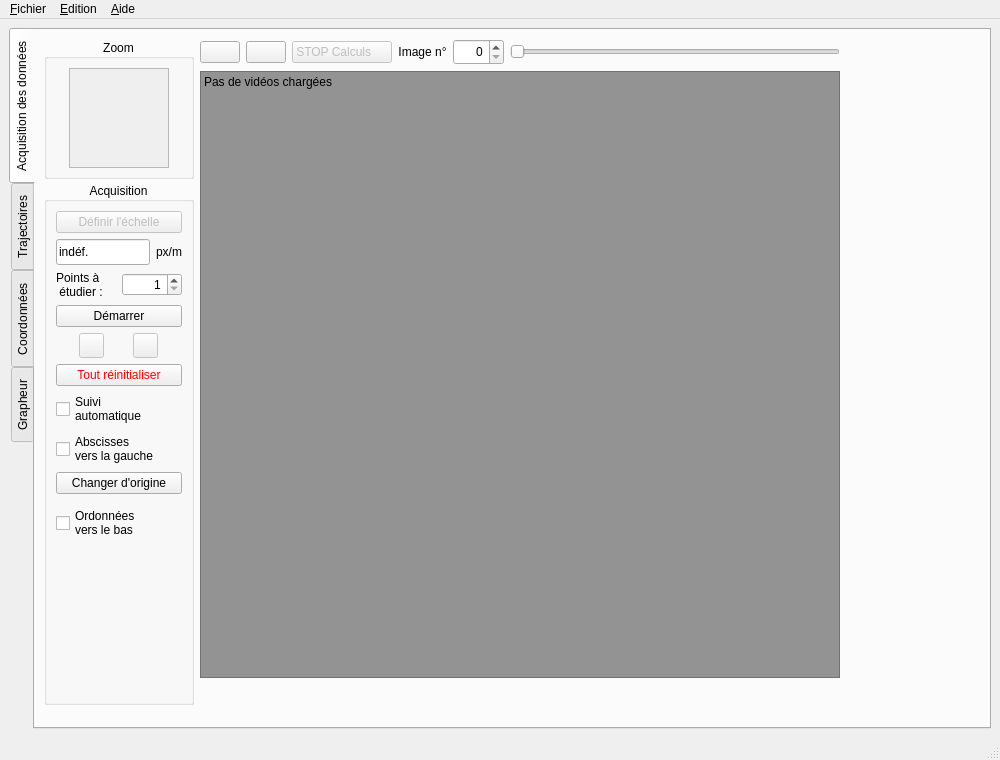
Before: the Qt Designer form src/pymecavideo_mini_layout.ui in rene-d/pymecavideo, drawn with Qt 5.
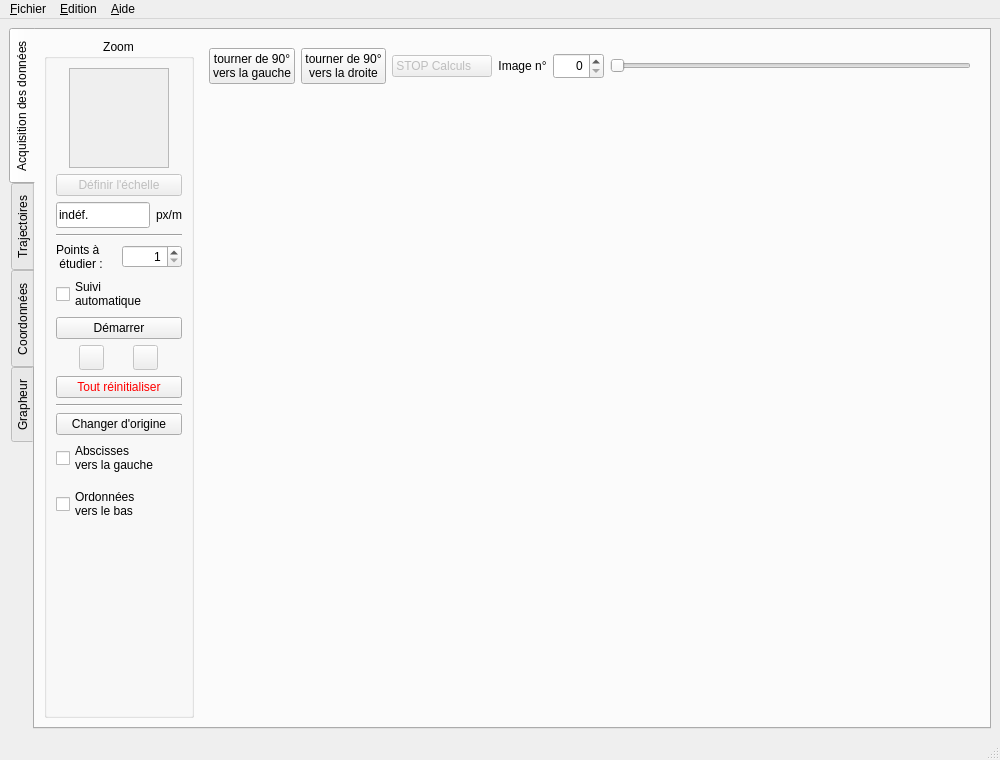
After: the same form once the commit is applied. The open tabs and pages were chosen to show the change. Icons and pictures are not drawn. Custom widgets are drawn as their Qt base class.

Commit message: mise en place d'un label gérant le redimensionnement

```diff
--- a/src/pymecavideo_mini_layout.ui
+++ b/src/pymecavideo_mini_layout.ui
@@ -37,7 +37,7 @@
    <string>PyMecaVideo, analyse mécanique des vidéos</string>
   </property>
   <property name="windowIcon">
-   <iconset>
+   <iconset resource="icon.qrc">
     <normaloff>:/pymecavideo.png</normaloff>:/pymecavideo.png</iconset>
   </property>
   <property name="tabShape">
@@ -46,7 +46,7 @@
   <property name="dockOptions">
    <set>QMainWindow::AllowTabbedDocks|QMainWindow::AnimatedDocks</set>
   </property>
-  <widget class="centralwidgetratio" name="centralwidget">
+  <widget class="QWidget" name="centralwidget">
    <property name="sizePolicy">
     <sizepolicy hsizetype="Minimum" vsizetype="Minimum">
      <horstretch>0</horstretch>
@@ -74,8 +74,8 @@
     <bool>false</bool>
    </property>
    <layout class="QGridLayout" name="gridLayout_2">
-    <item row="0" column="1">
-     <widget class="widgetratio" name="tabWidget">
+    <item row="0" column="0">
+     <widget class="QTabWidget" name="tabWidget">
       <property name="sizePolicy">
        <sizepolicy hsizetype="Expanding" vsizetype="Expanding">
         <horstretch>0</horstretch>
@@ -89,7 +89,7 @@
        <enum>QTabWidget::West</enum>
       </property>
       <property name="currentIndex">
-       <number>1</number>
+       <number>0</number>
       </property>
       <widget class="QWidget" name="tab_acq">
        <property name="sizePolicy">
@@ -101,20 +101,7 @@
        <attribute name="title">
         <string>Acquisition des données</string>
        </attribute>
-       <layout class="QHBoxLayout" name="horizontalLayout_7">
-        <item>
          <layout class="QHBoxLayout" name="horizontalLayout_6">
-          <property name="sizeConstraint">
-           <enum>QLayout::SetDefaultConstraint</enum>
-          </property>
-          <item>
-           <layout class="QVBoxLayout" name="verticalLayout_7" stretch="0,0,0">
-            <property name="spacing">
-             <number>0</number>
-            </property>
-            <property name="sizeConstraint">
-             <enum>QLayout::SetDefaultConstraint</enum>
-            </property>
             <item>
              <widget class="QGroupBox" name="groupBox_3">
               <property name="enabled">
@@ -129,17 +116,32 @@
               <property name="maximumSize">
                <size>
                 <width>150</width>
-                <height>140</height>
+            <height>16777215</height>
                </size>
               </property>
               <property name="title">
                <string>Zoom</string>
               </property>
               <property name="alignment">
-               <set>Qt::AlignCenter</set>
-              </property>
-              <layout class="QGridLayout" name="gridLayout_3">
-               <item row="0" column="0">
+           <set>Qt::AlignHCenter|Qt::AlignTop</set>
+          </property>
+          <layout class="QVBoxLayout" name="verticalLayout_7">
+           <item>
+            <layout class="QHBoxLayout" name="horizontalLayout_7">
+             <item>
+              <spacer name="horizontalSpacer">
+               <property name="orientation">
+                <enum>Qt::Horizontal</enum>
+               </property>
+               <property name="sizeHint" stdset="0">
+                <size>
+                 <width>13</width>
+                 <height>20</height>
+                </size>
+               </property>
+              </spacer>
+             </item>
+             <item>
                 <widget class="QLabel" name="label_zoom">
                  <property name="enabled">
                   <bool>true</bool>
@@ -175,45 +177,25 @@
                   <string/>
                  </property>
                  <property name="alignment">
-                  <set>Qt::AlignCenter</set>
+                <set>Qt::AlignHCenter|Qt::AlignTop</set>
                  </property>
                 </widget>
                </item>
-              </layout>
-             </widget>
-            </item>
-            <item>
-             <widget class="QGroupBox" name="groupBox">
-              <property name="enabled">
-               <bool>true</bool>
-              </property>
-              <property name="sizePolicy">
-               <sizepolicy hsizetype="Minimum" vsizetype="MinimumExpanding">
-                <horstretch>0</horstretch>
-                <verstretch>0</verstretch>
-               </sizepolicy>
-              </property>
-              <property name="minimumSize">
-               <size>
-                <width>150</width>
-                <height>523</height>
-               </size>
-              </property>
-              <property name="maximumSize">
-               <size>
-                <width>150</width>
-                <height>516</height>
-               </size>
-              </property>
-              <property name="title">
-               <string>Acquisition</string>
-              </property>
-              <property name="alignment">
-               <set>Qt::AlignCenter</set>
-              </property>
-              <layout class="QVBoxLayout" name="verticalLayout_10">
-               <item>
-                <layout class="QVBoxLayout" name="verticalLayout_8">
+             <item>
+              <spacer name="horizontalSpacer_3">
+               <property name="orientation">
+                <enum>Qt::Horizontal</enum>
+               </property>
+               <property name="sizeHint" stdset="0">
+                <size>
+                 <width>13</width>
+                 <height>20</height>
+                </size>
+               </property>
+              </spacer>
+             </item>
+            </layout>
+           </item>
                  <item>
                   <widget class="QPushButton" name="Bouton_Echelle">
                    <property name="enabled">
@@ -254,6 +236,13 @@
                    </item>
                   </layout>
                  </item>
+           <item>
+            <widget class="Line" name="line_4">
+             <property name="orientation">
+              <enum>Qt::Horizontal</enum>
+             </property>
+            </widget>
+           </item>
                  <item>
                   <layout class="QHBoxLayout" name="horizontalLayout_3">
                    <item>
@@ -279,6 +268,14 @@
                    </item>
                   </layout>
                  </item>
+           <item>
+            <widget class="QCheckBox" name="checkBox_auto">
+             <property name="text">
+              <string>Suivi
+automatique</string>
+             </property>
+            </widget>
+           </item>
                  <item>
                   <widget class="QPushButton" name="Bouton_lance_capture">
                    <property name="text">
@@ -424,18 +421,9 @@
                   </widget>
                  </item>
                  <item>
-                  <widget class="QCheckBox" name="checkBox_auto">
-                   <property name="text">
-                    <string>Suivi
-automatique</string>
-                   </property>
-                  </widget>
-                 </item>
-                 <item>
-                  <widget class="QCheckBox" name="checkBox_abscisses">
-                   <property name="text">
-                    <string>Abscisses 
-vers la gauche</string>
+            <widget class="Line" name="line_5">
+             <property name="orientation">
+              <enum>Qt::Horizontal</enum>
                    </property>
                   </widget>
                  </item>
@@ -452,6 +440,14 @@
                    </property>
                   </widget>
                  </item>
+           <item>
+            <widget class="QCheckBox" name="checkBox_abscisses">
+             <property name="text">
+              <string>Abscisses 
+vers la gauche</string>
+             </property>
+            </widget>
+           </item>
                  <item>
                   <widget class="QCheckBox" name="checkBox_ordonnees">
                    <property name="minimumSize">
@@ -486,66 +482,26 @@
                   </spacer>
                  </item>
                 </layout>
-               </item>
-              </layout>
              </widget>
             </item>
             <item>
-             <spacer name="verticalSpacer_6">
-              <property name="orientation">
-               <enum>Qt::Vertical</enum>
-              </property>
-              <property name="sizeHint" stdset="0">
-               <size>
-                <width>20</width>
-                <height>40</height>
-               </size>
-              </property>
-             </spacer>
-            </item>
-           </layout>
-          </item>
+         <layout class="QVBoxLayout" name="verticalLayout_6">
           <item>
-           <layout class="QVBoxLayout" name="verticalLayout_6" stretch="0,1,0">
-            <item>
+           <widget class="QWidget" name="topWidget1" native="true">
              <layout class="QHBoxLayout" name="horizontalLayout">
               <item>
                <widget class="QPushButton" name="pushButton_rot_gauche">
-                <property name="focusPolicy">
-                 <enum>Qt::NoFocus</enum>
-                </property>
-                <property name="toolTip">
-                 <string>Tourner l'image de 90° vers la gauche</string>
-                </property>
-                <property name="icon">
-                 <iconset resource="icon.qrc">
-                  <normaloff>:/icons/rotate-ccw.svg</normaloff>:/icons/rotate-ccw.svg</iconset>
-                </property>
-                <property name="iconSize">
-                 <size>
-                  <width>24</width>
-                  <height>24</height>
-                 </size>
+               <property name="text">
+                <string>tourner de 90°
+vers la gauche</string>
                 </property>
                </widget>
               </item>
               <item>
                <widget class="QPushButton" name="pushButton_rot_droite">
-                <property name="focusPolicy">
-                 <enum>Qt::NoFocus</enum>
-                </property>
-                <property name="toolTip">
-                 <string>Tourner l'image de 90° vers la droite</string>
-                </property>
-                <property name="icon">
-                 <iconset resource="icon.qrc">
-                  <normaloff>:/icons/rotate-cw.svg</normaloff>:/icons/rotate-cw.svg</iconset>
-                </property>
-                <property name="iconSize">
-                 <size>
-                  <width>24</width>
-                  <height>24</height>
-                 </size>
+               <property name="text">
+                <string>tourner de 90°
+vers la droite</string>
                 </property>
                </widget>
               </item>
@@ -596,14 +552,12 @@
                </widget>
               </item>
              </layout>
+           </widget>
             </item>
             <item>
-             <widget class="QLabel" name="label">
-              <property name="enabled">
-               <bool>true</bool>
-              </property>
+           <widget class="QWidget" name="containerWidget1" native="true">
               <property name="sizePolicy">
-               <sizepolicy hsizetype="Maximum" vsizetype="Maximum">
+             <sizepolicy hsizetype="MinimumExpanding" vsizetype="MinimumExpanding">
                 <horstretch>1</horstretch>
                 <verstretch>1</verstretch>
                </sizepolicy>
@@ -614,128 +568,9 @@
                 <height>480</height>
                </size>
               </property>
-              <property name="maximumSize">
-               <size>
-                <width>16000000</width>
-                <height>16000000</height>
-               </size>
-              </property>
-              <property name="palette">
-               <palette>
-                <active>
-                 <colorrole role="Base">
-                  <brush brushstyle="SolidPattern">
-                   <color alpha="255">
-                    <red>255</red>
-                    <green>255</green>
-                    <blue>255</blue>
-                   </color>
-                  </brush>
-                 </colorrole>
-                 <colorrole role="Window">
-                  <brush brushstyle="SolidPattern">
-                   <color alpha="255">
-                    <red>147</red>
-                    <green>147</green>
-                    <blue>147</blue>
-                   </color>
-                  </brush>
-                 </colorrole>
-                </active>
-                <inactive>
-                 <colorrole role="Base">
-                  <brush brushstyle="SolidPattern">
-                   <color alpha="255">
-                    <red>255</red>
-                    <green>255</green>
-                    <blue>255</blue>
-                   </color>
-                  </brush>
-                 </colorrole>
-                 <colorrole role="Window">
-                  <brush brushstyle="SolidPattern">
-                   <color alpha="255">
-                    <red>147</red>
-                    <green>147</green>
-                    <blue>147</blue>
-                   </color>
-                  </brush>
-                 </colorrole>
-                </inactive>
-                <disabled>
-                 <colorrole role="Base">
-                  <brush brushstyle="SolidPattern">
-                   <color alpha="255">
-                    <red>147</red>
-                    <green>147</green>
-                    <blue>147</blue>
-                   </color>
-                  </brush>
-                 </colorrole>
-                 <colorrole role="Window">
-                  <brush brushstyle="SolidPattern">
-                   <color alpha="255">
-                    <red>147</red>
-                    <green>147</green>
-                    <blue>147</blue>
-                   </color>
-                  </brush>
-                 </colorrole>
-                </disabled>
-               </palette>
-              </property>
-              <property name="cursor">
-               <cursorShape>ArrowCursor</cursorShape>
-              </property>
-              <property name="autoFillBackground">
-               <bool>true</bool>
-              </property>
-              <property name="frameShape">
-               <enum>QFrame::StyledPanel</enum>
-              </property>
-              <property name="frameShadow">
-               <enum>QFrame::Sunken</enum>
-              </property>
-              <property name="text">
-               <string>Pas de vidéos chargées</string>
-              </property>
-              <property name="alignment">
-               <set>Qt::AlignLeading|Qt::AlignLeft|Qt::AlignTop</set>
-              </property>
-              <property name="textInteractionFlags">
-               <set>Qt::NoTextInteraction</set>
-              </property>
-             </widget>
-            </item>
-            <item>
-             <spacer name="verticalSpacer_5">
-              <property name="orientation">
-               <enum>Qt::Vertical</enum>
-              </property>
-              <property name="sizeHint" stdset="0">
-               <size>
-                <width>20</width>
-                <height>40</height>
-               </size>
-              </property>
-             </spacer>
-            </item>
-           </layout>
-          </item>
-         </layout>
-        </item>
-        <item>
-         <spacer name="horizontalSpacer_13">
-          <property name="orientation">
-           <enum>Qt::Horizontal</enum>
-          </property>
-          <property name="sizeHint" stdset="0">
-           <size>
-            <width>40</width>
-            <height>20</height>
-           </size>
-          </property>
-         </spacer>
+           </widget>
+          </item>
+         </layout>
         </item>
        </layout>
       </widget>
@@ -927,7 +762,7 @@
            </widget>
           </item>
           <item>
-           <layout class="QVBoxLayout" name="verticalLayout_5" stretch="0,1">
+           <layout class="QVBoxLayout" name="verticalLayout_5" stretch="0,0">
             <item>
              <layout class="QHBoxLayout" name="horizontalLayout_8">
               <item>
@@ -963,19 +798,6 @@
                 </property>
                </widget>
               </item>
-              <item>
-               <spacer name="horizontalSpacer">
-                <property name="orientation">
-                 <enum>Qt::Horizontal</enum>
-                </property>
-                <property name="sizeHint" stdset="0">
-                 <size>
-                  <width>40</width>
-                  <height>20</height>
-                 </size>
-                </property>
-               </spacer>
-              </item>
              </layout>
             </item>
             <item>
@@ -1095,21 +917,9 @@
                <verstretch>0</verstretch>
               </sizepolicy>
              </property>
-             <property name="focusPolicy">
-              <enum>Qt::NoFocus</enum>
-             </property>
-             <property name="toolTip">
-              <string>Copier les mesures dans le presse-papier</string>
-             </property>
-             <property name="icon">
-              <iconset resource="icon.qrc">
-               <normaloff>:/icons/clipboard.svg</normaloff>:/icons/clipboard.svg</iconset>
-             </property>
-             <property name="iconSize">
-              <size>
-               <width>16</width>
-               <height>16</height>
-              </size>
+             <property name="text">
+              <string>Copier les mesures 
+dans le presse papier</string>
              </property>
             </widget>
            </item>
@@ -1119,7 +929,7 @@
            <item>
             <widget class="QPushButton" name="pushButton_nvl_echelle">
              <property name="text">
-              <string>Changer d'échelle</string>
+              <string>changer d'échelle ?</string>
              </property>
             </widget>
            </item>
@@ -1610,18 +1420,6 @@
    <extends>QTableWidget</extends>
    <header>standarddragtable.h</header>
   </customwidget>
-  <customwidget>
-   <class>centralwidgetratio</class>
-   <extends>QWidget</extends>
-   <header>widgetratioqt5</header>
-   <container>1</container>
-  </customwidget>
-  <customwidget>
-   <class>widgetratio</class>
-   <extends>QTabWidget</extends>
-   <header>widgetratioqt5</header>
-   <container>1</container>
-  </customwidget>
  </customwidgets>
  <resources>
   <include location="icon.qrc"/>
```
Lines whose indentation alone changed are shown as unchanged. The commit also changes 7 other files.
